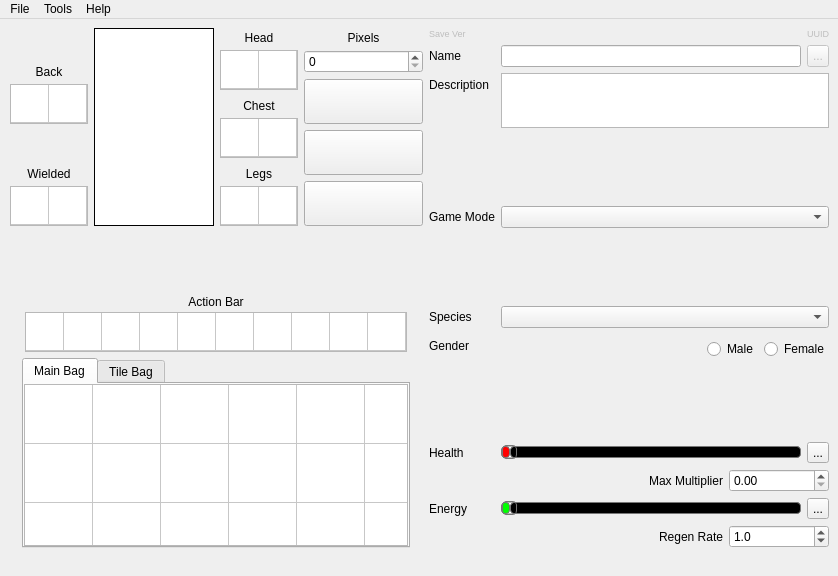
Qt form starcheat/templates/MainWindow.ui (wizzomafizzo/starcheat) before a commit.
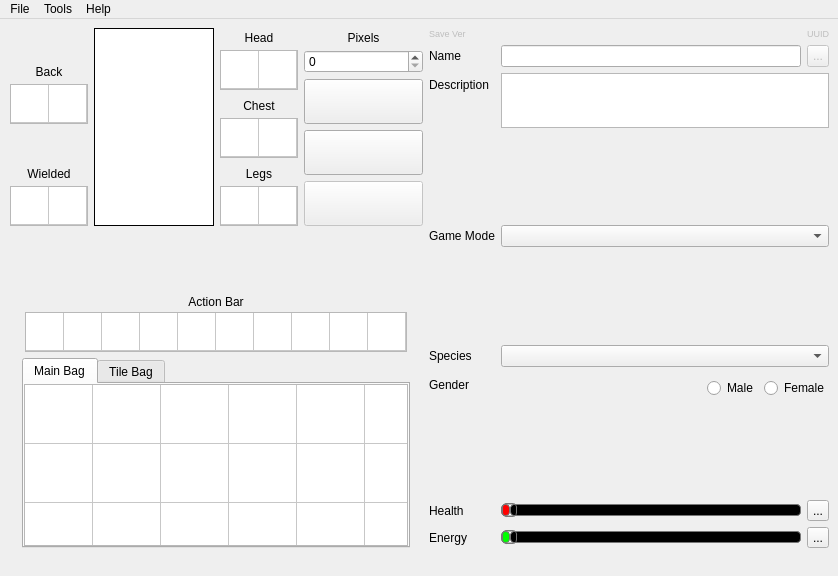
The same form after that commit. Icons and pictures are not drawn.

The edit to the form file:
```diff
--- a/starcheat/templates/MainWindow.ui
+++ b/starcheat/templates/MainWindow.ui
@@ -809,7 +809,7 @@
           <item>
            <widget class="QPushButton" name="techs_button">
             <property name="enabled">
-             <bool>true</bool>
+             <bool>false</bool>
             </property>
             <property name="sizePolicy">
              <sizepolicy hsizetype="Minimum" vsizetype="Minimum">
@@ -1460,6 +1460,9 @@
     </item>
     <item>
      <layout class="QFormLayout" name="formLayout">
+      <property name="fieldGrowthPolicy">
+       <enum>QFormLayout::AllNonFixedFieldsGrow</enum>
+      </property>
       <item row="0" column="0">
        <widget class="QLabel" name="ver_label">
         <property name="enabled">
@@ -1770,44 +1773,14 @@
         </item>
        </layout>
       </item>
-      <item row="10" column="1">
-       <layout class="QHBoxLayout" name="horizontalLayout">
-        <item>
-         <widget class="QLabel" name="label">
-          <property name="text">
-           <string>Max Multiplier</string>
-          </property>
-          <property name="alignment">
-           <set>Qt::AlignRight|Qt::AlignTrailing|Qt::AlignVCenter</set>
-          </property>
-         </widget>
-        </item>
-        <item>
-         <widget class="QDoubleSpinBox" name="max_health">
-          <property name="minimumSize">
-           <size>
-            <width>100</width>
-            <height>0</height>
-           </size>
-          </property>
-          <property name="maximumSize">
-           <size>
-            <width>100</width>
-            <height>16777215</height>
-           </size>
-          </property>
-         </widget>
-        </item>
-       </layout>
-      </item>
-      <item row="11" column="0">
+      <item row="10" column="0">
        <widget class="QLabel" name="energy_label">
         <property name="text">
          <string>Energy</string>
         </property>
        </widget>
       </item>
-      <item row="11" column="1">
+      <item row="10" column="1">
        <layout class="QHBoxLayout" name="horizontalLayout_6">
         <item>
          <widget class="QSlider" name="energy">
@@ -1876,54 +1849,6 @@
         </item>
        </layout>
       </item>
-      <item row="12" column="1">
-       <layout class="QHBoxLayout" name="horizontalLayout_9">
-        <item>
-         <widget class="QLabel" name="energy_regen_label">
-          <property name="minimumSize">
-           <size>
-            <width>90</width>
-            <height>0</height>
-           </size>
-          </property>
-          <property name="text">
-           <string>Regen Rate</string>
-          </property>
-          <property name="alignment">
-           <set>Qt::AlignRight|Qt::AlignTrailing|Qt::AlignVCenter</set>
-          </property>
-         </widget>
-        </item>
-        <item>
-         <widget class="QDoubleSpinBox" name="energy_regen">
-          <property name="minimumSize">
-           <size>
-            <width>100</width>
-            <height>0</height>
-           </size>
-          </property>
-          <property name="maximumSize">
-           <size>
-            <width>100</width>
-            <height>16777215</height>
-           </size>
-          </property>
-          <property name="decimals">
-           <number>1</number>
-          </property>
-          <property name="minimum">
-           <double>0.100000000000000</double>
-          </property>
-          <property name="maximum">
-           <double>999999999.000000000000000</double>
-          </property>
-          <property name="value">
-           <double>1.000000000000000</double>
-          </property>
-         </widget>
-        </item>
-       </layout>
-      </item>
      </layout>
     </item>
    </layout>
```
Left out of the diff: 2 changed lines with no effect on the pictures.
